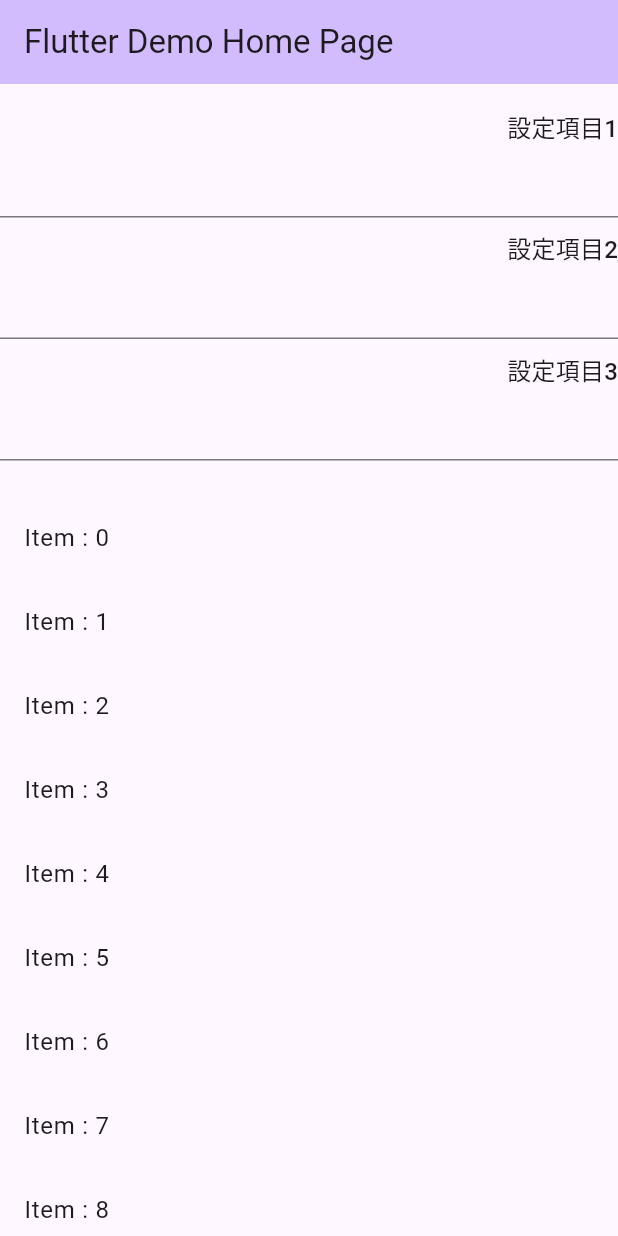
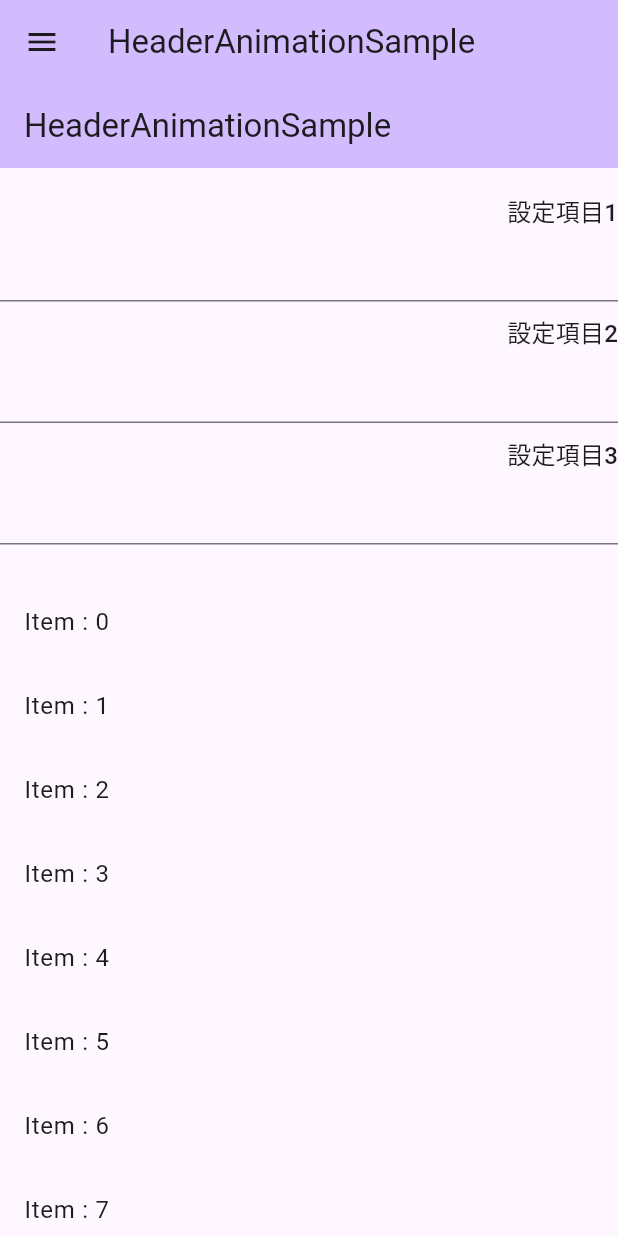
Before and after one commit to fumiyatani/list_header_sample, a Flutter app: the screen it shows after launch, on a phone screen of 412 x 824 dp. Run offline on Flutter 3.47's test engine with Material 3 defaults, Android fonts, the phone set to English and light mode, and no system bars.

Commit message:
Drawer を追加して他のサンプルに切り替えられるように変更

```diff
--- /dev/null
+++ b/lib/drawer_navigation_screen.dart
@@ -0,0 +1,111 @@
+import 'package:flutter/material.dart';
+import 'package:sticky_header_sample/header_animation_sample.dart';
+import 'package:sticky_header_sample/sticky_header_sample.dart';
+
+class DrawerNavigationScreen extends StatefulWidget {
+  const DrawerNavigationScreen({super.key});
+
+  @override
+  State createState() => _DrawerNavigationScreen();
+}
+
+class _DrawerNavigationScreen extends State<DrawerNavigationScreen> {
+  int _selectedIndex = 0;
+
+  void onTappedListItem(BuildContext context, int index) {
+    setState(() {
+      _selectedIndex = index;
+    });
+
+    Scaffold.of(context).closeDrawer();
+  }
+
+  Widget _selectedBody(int index) {
+    switch (index) {
+      case 0:
+        return const HeaderAnimationSample(
+          title: 'HeaderAnimationSample',
+        );
+      case 1:
+        return const StickyHeaderSample();
+      default:
+        return const HeaderAnimationSample(
+          title: 'HeaderAnimationSample',
+        );
+    }
+  }
+
+  String _selectedTitle(int index) {
+    switch (index) {
+      case 0:
+        return 'HeaderAnimationSample';
+      case 1:
+        return 'StickyHeaderSample';
+      default:
+        return 'HeaderAnimationSample';
+    }
+  }
+
+  @override
+  Widget build(BuildContext context) {
+    return Scaffold(
+      appBar: AppBar(
+        backgroundColor: Theme.of(context).colorScheme.inversePrimary,
+        title: Text(_selectedTitle(_selectedIndex)),
+        // 前提として、 Scaffold.of では Scaffold の Context が必要である。
+        // ただ、build メソッドの context を使うと、
+        // 上位の BuildContext (_DrawerNavigationScreen が継承している StatelessWidget の BuildContext) となってしまうため、
+        // Scaffold の BuildContext が取得できない。
+        // なので、Scaffold の子 Widget として定義することで、Scaffold の BuildContext を呼び出す。
+        // 子 Widget として定義できるようにするのが、 Builder という Utility。
+        leading: Builder(
+          builder: (context) {
+            // ここで Scaffold の BuildContext にアクセスする。
+            return IconButton(
+              icon: const Icon(Icons.menu),
+              onPressed: () {
+                Scaffold.of(context).openDrawer();
+              },
+            );
+          },
+        ),
+      ),
+      drawer: Drawer(
+        child: ListView(
+          padding: EdgeInsets.zero,
+          children: [
+            const DrawerHeader(
+              decoration: BoxDecoration(
+                color: Colors.blue,
+              ),
+              child: Row(
+                children: [
+                  Text('Samples'),
+                ],
+              ),
+            ),
+            Builder(
+              builder: (context) {
+                return ListTile(
+                  title: const Text("HeaderAnimationSample"),
+                  onTap: () => onTappedListItem(context, 0),
+                  selected: _selectedIndex == 0,
+                );
+              },
+            ),
+            Builder(
+              builder: (context) {
+                return ListTile(
+                  title: const Text("StickyHeaderSample"),
+                  onTap: () => onTappedListItem(context, 1),
+                  selected: _selectedIndex == 1,
+                );
+              },
+            ),
+          ],
+        ),
+      ),
+      body: _selectedBody(_selectedIndex),
+    );
+  }
+}
--- a/lib/main.dart
+++ b/lib/main.dart
@@ -1,5 +1,6 @@
 import 'package:flutter/material.dart';
-import 'package:sticky_header_sample/header_animation_sample.dart';
+
+import 'drawer_navigation_screen.dart';
 
 void main() {
   runApp(const MyApp());
@@ -11,12 +12,11 @@ class MyApp extends StatelessWidget {
   @override
   Widget build(BuildContext context) {
     return MaterialApp(
-      title: 'Flutter Demo',
       theme: ThemeData(
         colorScheme: ColorScheme.fromSeed(seedColor: Colors.deepPurple),
         useMaterial3: true,
       ),
-      home: const HeaderAnimationSample(title: 'Flutter Demo Home Page'),
+      home: const DrawerNavigationScreen(),
     );
   }
 }
```
